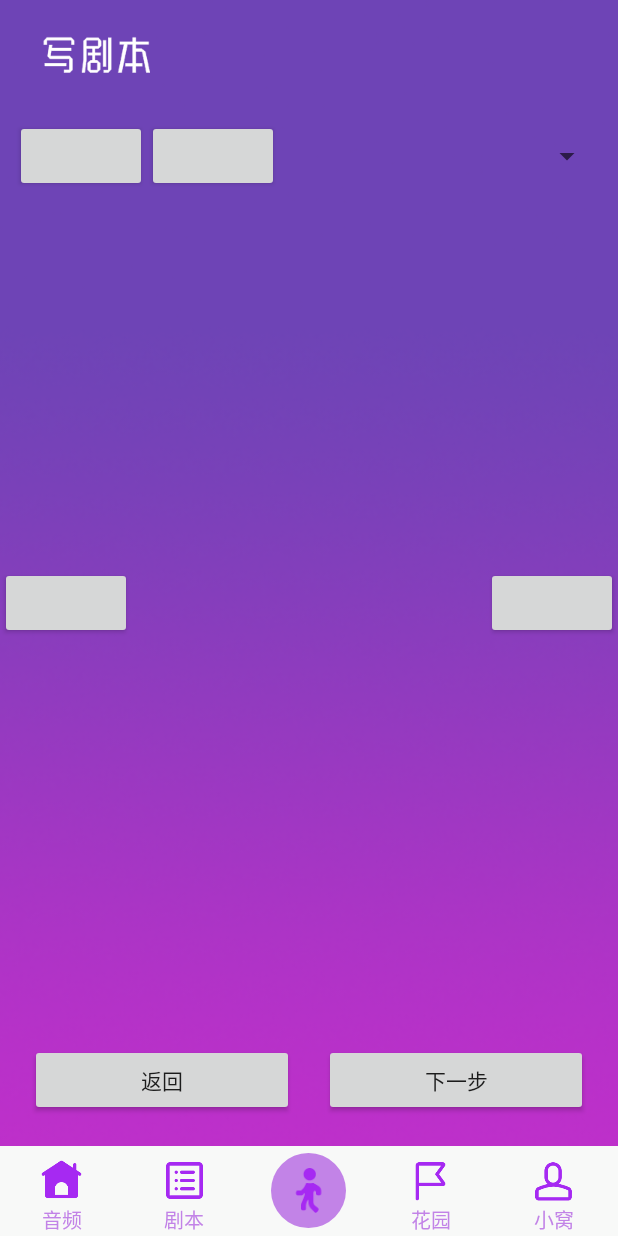
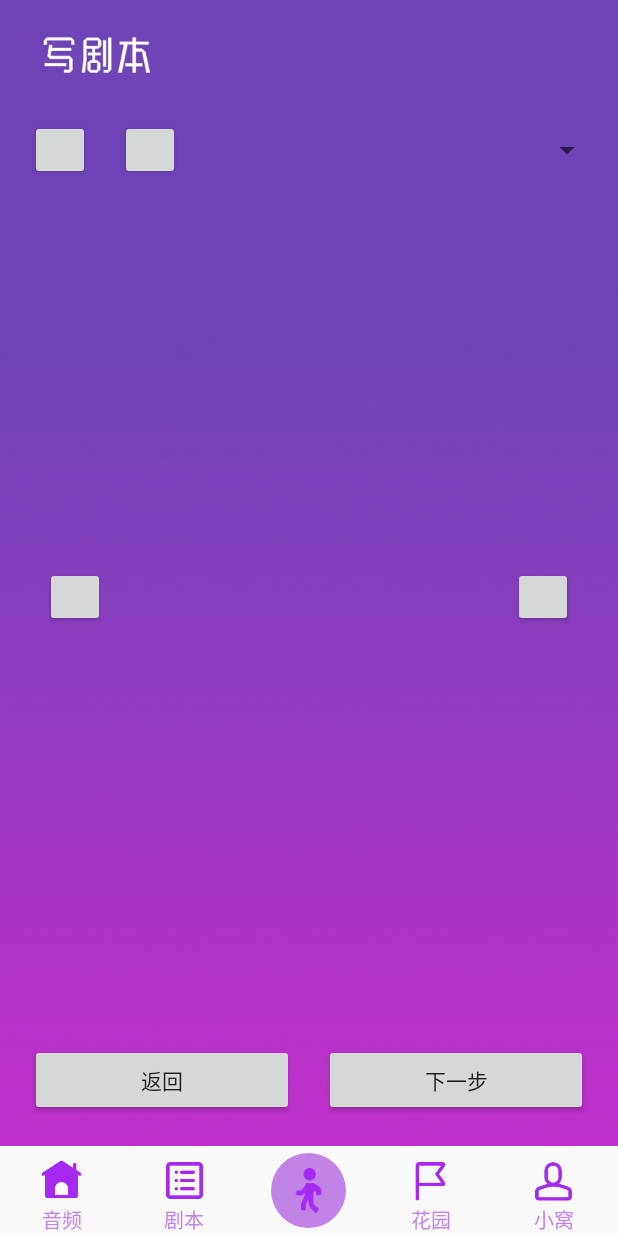
Before and after one commit to respectupper/android, an Android app: the fragment PeopleFragment placed in its activity, on a phone screen of 412 x 824 dp. Run offline under Robolectric (Android 15) with nearby library versions, the phone set to English and light mode, and no system bars; our stand-ins replace ButterKnife, CircleImageView; libraries missing offline, so code that uses them is left out: com.facebook.drawee, com.flyco.tablayout, com.youth.banner, rx.functions; pictures from the network do not load; 4 statements that could not run were skipped.

Commit message:
写剧本二级级雏形

```diff
--- a/app/src/main/res/layout/fragment_people.xml
+++ b/app/src/main/res/layout/fragment_people.xml
@@ -24,11 +24,13 @@
                 android:layout_width="wrap_content"
                 android:layout_height="wrap_content">
                 <Button
-                    android:layout_width="wrap_content"
-                    android:layout_height="wrap_content" />
+                    android:layout_marginLeft="10dp"
+                    android:layout_width="40dp"
+                    android:layout_height="40dp" />
                 <Button
-                    android:layout_width="wrap_content"
-                    android:layout_height="wrap_content" />
+                    android:layout_marginLeft="20dp"
+                    android:layout_width="40dp"
+                    android:layout_height="40dp" />
             </LinearLayout>
             <Spinner
                 android:layout_alignParentEnd="true"
@@ -44,9 +46,11 @@
             android:layout_width="match_parent"
             android:layout_height="match_parent">
             <Button
-                android:layout_gravity="center_vertical"
-                android:layout_width="wrap_content"
-                android:layout_height="wrap_content" />
+                android:layout_marginLeft="30dp"
+                android:layout_marginRight="10dp"
+                android:layout_gravity="center"
+                android:layout_width="40dp"
+                android:layout_height="40dp" />
             <android.support.v4.view.ViewPager
                 android:layout_weight="1"
                 android:layout_width="match_parent"
@@ -54,9 +58,11 @@
 
             </android.support.v4.view.ViewPager>
             <Button
-                android:layout_gravity="center_vertical"
-                android:layout_width="wrap_content"
-                android:layout_height="wrap_content" />
+                android:layout_marginLeft="10dp"
+                android:layout_marginRight="30dp"
+                android:layout_gravity="center"
+                android:layout_width="40dp"
+                android:layout_height="40dp" />
         </LinearLayout>
         <LinearLayout
             android:layout_margin="10dp"
```
